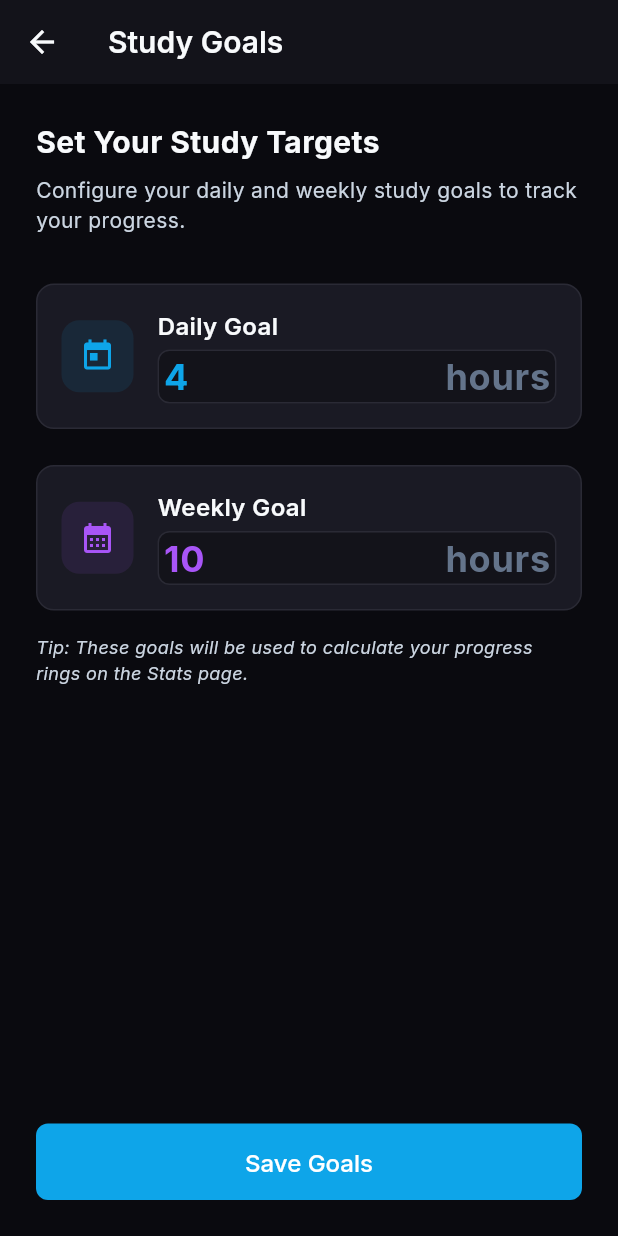
After one commit to Bittu-the-coder/goahead, a Flutter app: the StudyGoalsScreen screen opened directly, on a phone screen of 412 x 824 dp. The commit adds this screen. Run offline on Flutter 3.47's test engine with Material 3 defaults, Android fonts, the phone set to English and light mode, and no system bars; our stand-ins replace fl_chart, flutter_local_notifications, google_fonts, hive_flutter, shared_preferences; accounts and stored records are empty; network calls fail.

Commit message:
feat: Introduce study timer, study goals, and stats features with new screens, providers, and backend endpoints.

```diff
--- /dev/null
+++ b/lib/screens/settings/study_goals_screen.dart
@@ -0,0 +1,211 @@
+import 'package:flutter/material.dart';
+import 'package:provider/provider.dart';
+import '../../config/theme.dart';
+import '../../providers/stats_provider.dart';
+import '../../services/api_service.dart';
+
+class StudyGoalsScreen extends StatefulWidget {
+  const StudyGoalsScreen({super.key});
+
+  @override
+  State<StudyGoalsScreen> createState() => _StudyGoalsScreenState();
+}
+
+class _StudyGoalsScreenState extends State<StudyGoalsScreen> {
+  final _dailyController = TextEditingController();
+  final _weeklyController = TextEditingController();
+  bool _isLoading = false;
+
+  @override
+  void initState() {
+    super.initState();
+    final statsProvider = context.read<StatsProvider>();
+    _dailyController.text = (statsProvider.dailyGoal ~/ 60).toString();
+    _weeklyController.text = (statsProvider.weeklyGoal ~/ 60).toString();
+  }
+
+  @override
+  void dispose() {
+    _dailyController.dispose();
+    _weeklyController.dispose();
+    super.dispose();
+  }
+
+  Future<void> _saveGoals() async {
+    final dailyHours = int.tryParse(_dailyController.text) ?? 4;
+    final weeklyHours = int.tryParse(_weeklyController.text) ?? 10;
+
+    setState(() => _isLoading = true);
+
+    try {
+      await ApiService().post('/stats/preferences', {
+        'dailyGoal': dailyHours * 60, // Convert to minutes
+        'weeklyGoal': weeklyHours * 60,
+      });
+
+      // Reload stats to reflect new goals
+      await context.read<StatsProvider>().loadStats();
+
+      if (mounted) {
+        ScaffoldMessenger.of(context).showSnackBar(
+          const SnackBar(
+            content: Text('✅ Study goals updated!'),
+            backgroundColor: Colors.green,
+          ),
+        );
+        Navigator.pop(context);
+      }
+    } catch (e) {
+      if (mounted) {
+        ScaffoldMessenger.of(context).showSnackBar(
+          SnackBar(
+            content: Text('❌ Failed to save: $e'),
+            backgroundColor: Colors.red,
+          ),
+        );
+      }
+    } finally {
+      setState(() => _isLoading = false);
+    }
+  }
+
+  @override
+  Widget build(BuildContext context) {
+    return Scaffold(
+      appBar: AppBar(
+        title: const Text('Study Goals'),
+      ),
+      body: Padding(
+        padding: const EdgeInsets.all(24),
+        child: Column(
+          crossAxisAlignment: CrossAxisAlignment.start,
+          children: [
+            const Text(
+              'Set Your Study Targets',
+              style: TextStyle(
+                fontSize: 20,
+                fontWeight: FontWeight.bold,
+              ),
+            ),
+            const SizedBox(height: 8),
+            Text(
+              'Configure your daily and weekly study goals to track your progress.',
+              style: TextStyle(color: AppTheme.textSecondary),
+            ),
+            const SizedBox(height: 32),
+
+            // Daily Goal
+            _buildGoalInput(
+              controller: _dailyController,
+              label: 'Daily Goal',
+              hint: 'Hours per day',
+              icon: Icons.today,
+              color: AppTheme.primaryColor,
+            ),
+            const SizedBox(height: 24),
+
+            // Weekly Goal
+            _buildGoalInput(
+              controller: _weeklyController,
+              label: 'Weekly Goal',
+              hint: 'Hours per week',
+              icon: Icons.calendar_month,
+              color: AppTheme.secondaryColor,
+            ),
+
+            const SizedBox(height: 16),
+            Text(
+              'Tip: These goals will be used to calculate your progress rings on the Stats page.',
+              style: TextStyle(
+                color: AppTheme.textSecondary,
+                fontSize: 12,
+                fontStyle: FontStyle.italic,
+              ),
+            ),
+
+            const Spacer(),
+
+            // Save Button
+            SizedBox(
+              width: double.infinity,
+              child: ElevatedButton(
+                onPressed: _isLoading ? null : _saveGoals,
+                style: ElevatedButton.styleFrom(
+                  padding: const EdgeInsets.symmetric(vertical: 16),
+                ),
+                child: _isLoading
+                    ? const SizedBox(
+                        height: 20,
+                        width: 20,
+                        child: CircularProgressIndicator(strokeWidth: 2),
+                      )
+                    : const Text('Save Goals'),
+              ),
+            ),
+          ],
+        ),
+      ),
+    );
+  }
+
+  Widget _buildGoalInput({
+    required TextEditingController controller,
+    required String label,
+    required String hint,
+    required IconData icon,
+    required Color color,
+  }) {
+    return Container(
+      padding: const EdgeInsets.all(16),
+      decoration: BoxDecoration(
+        color: AppTheme.cardColor,
+        borderRadius: BorderRadius.circular(12),
+        border: Border.all(color: AppTheme.borderColor),
+      ),
+      child: Row(
+        children: [
+          Container(
+            padding: const EdgeInsets.all(12),
+            decoration: BoxDecoration(
+              color: color.withOpacity(0.1),
+              borderRadius: BorderRadius.circular(12),
+            ),
+            child: Icon(icon, color: color),
+          ),
+          const SizedBox(width: 16),
+          Expanded(
+            child: Column(
+              crossAxisAlignment: CrossAxisAlignment.start,
+              children: [
+                Text(
+                  label,
+                  style: const TextStyle(
+                    fontWeight: FontWeight.w600,
+                    fontSize: 16,
+                  ),
+                ),
+                const SizedBox(height: 4),
+                TextField(
+                  controller: controller,
+                  keyboardType: TextInputType.number,
+                  decoration: InputDecoration(
+                    hintText: hint,
+                    suffixText: 'hours',
+                    border: InputBorder.none,
+                    isDense: true,
+                    contentPadding: EdgeInsets.zero,
+                  ),
+                  style: TextStyle(
+                    fontSize: 24,
+                    fontWeight: FontWeight.bold,
+                    color: color,
+                  ),
+                ),
+              ],
+            ),
+          ),
+        ],
+      ),
+    );
+  }
+}
```
Also changed, not shown: lib/providers/timer_provider.dart (+6 -8 lines), lib/screens/stats/stats_screen.dart (+9 -0 lines), lib/screens/study/study_timer_screen.dart (+5 -2 lines), 2 other files.
